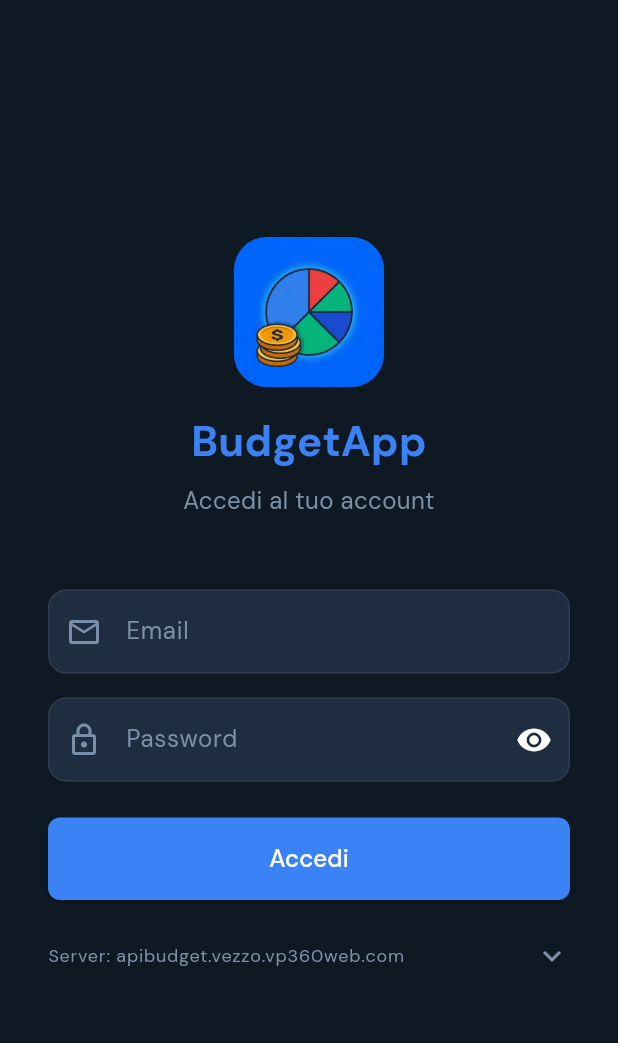
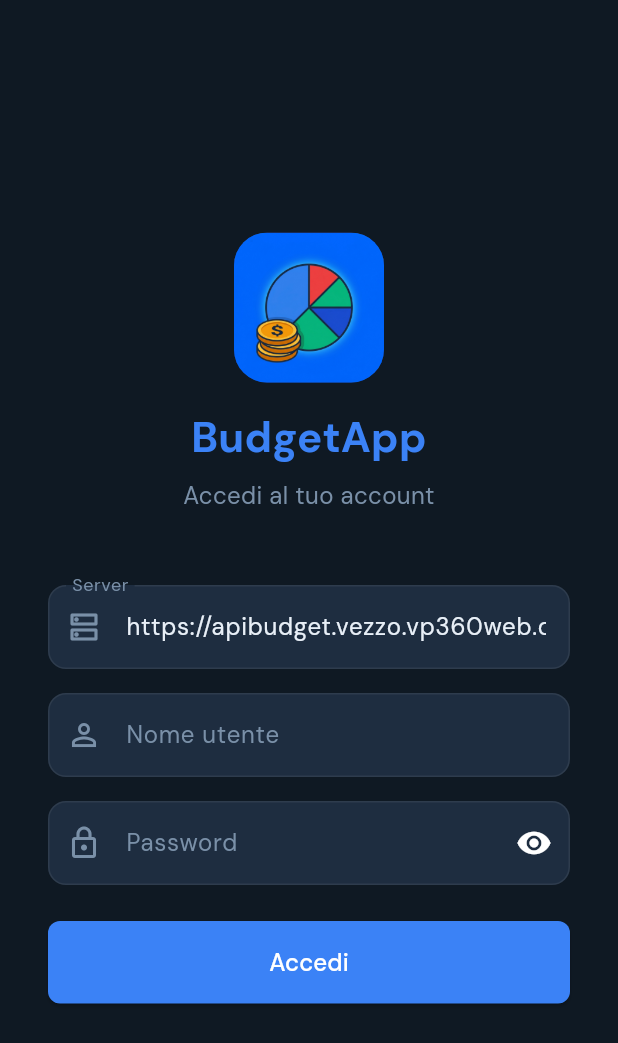
Before and after one commit to v3zz0/budget-flutter, a Flutter app: the screen it shows after launch, on a phone screen of 412 x 824 dp. Shown: the top 1043 px of the screen. Run offline on Flutter 3.47's test engine with Material 3 defaults, Android fonts, the light colour scheme and no system bars; our stand-ins replace file_picker, fl_chart, flutter_local_notifications, flutter_secure_storage, image_picker, local_auth and 4 more; missing offline and left inert: google_mlkit_text_recognition.

Commit message:
feat: semplifica la gestione dell'indirizzo del server nel login

```diff
--- a/lib/screens/login_screen.dart
+++ b/lib/screens/login_screen.dart
@@ -60,23 +60,14 @@ class _LoginScreenState extends State<LoginScreen> {
     super.dispose();
   }
 
-  // Salva l'indirizzo del server sul telefono: vale da subito, anche per il
-  // login che stai per fare.
-  Future<void> _salvaServer() async {
-    await Config.salvaUrl(_serverController.text);
-    if (!mounted) return;
-    setState(() => _serverController.text = Config.apiBaseUrl);
-    FocusScope.of(context).unfocus();
-    ScaffoldMessenger.of(context).showSnackBar(
-      SnackBar(
-        content: Text('Server impostato: ${Config.apiBaseUrl}'),
-        backgroundColor: AppColors.accent,
-      ),
-    );
-  }
-
   // Metodo chiamato al click del bottone — equivalente di un method in Vue
   Future<void> _login(BuildContext context) async {
+    // Il server va impostato prima del login: la chiamata usa questo indirizzo
+    // e resta salvato per gli avvii successivi.
+    await Config.salvaUrl(_serverController.text);
+    if (!context.mounted) return;
+    _serverController.text = Config.apiBaseUrl;
+
     final auth = context.read<AuthProvider>();
     final email = _emailController.text.trim();
     final password = _passwordController.text;
@@ -178,15 +169,43 @@ class _LoginScreenState extends State<LoginScreen> {
                 ),
                 const SizedBox(height: 48),
 
-                // Campo email — equivalente di <input type="email" v-model="email">
+                // Server: chi installa l'app sul proprio backend cambia solo questo
+                TextField(
+                  controller: _serverController,
+                  keyboardType: TextInputType.url,
+                  autocorrect: false,
+                  style: const TextStyle(color: AppColors.textPrimary),
+                  decoration: InputDecoration(
+                    labelText: 'Server',
+                    labelStyle: const TextStyle(color: AppColors.textSecondary),
+                    prefixIcon: const Icon(Icons.dns_outlined, color: AppColors.textSecondary),
+                    filled: true,
+                    fillColor: AppColors.input,
+                    border: OutlineInputBorder(
+                      borderRadius: BorderRadius.circular(12),
+                      borderSide: const BorderSide(color: AppColors.border),
+                    ),
+                    enabledBorder: OutlineInputBorder(
+                      borderRadius: BorderRadius.circular(12),
+                      borderSide: const BorderSide(color: AppColors.border),
+                    ),
+                    focusedBorder: OutlineInputBorder(
+                      borderRadius: BorderRadius.circular(12),
+                      borderSide: const BorderSide(color: AppColors.accent),
+                    ),
+                  ),
+                ),
+                const SizedBox(height: 16),
+
+                // Nome utente: Strapi accetta sia lo username sia l'email
                 TextField(
                   controller: _emailController,
                   keyboardType: TextInputType.emailAddress,
                   style: const TextStyle(color: AppColors.textPrimary),
                   decoration: InputDecoration(
-                    labelText: 'Email',
+                    labelText: 'Nome utente',
                     labelStyle: const TextStyle(color: AppColors.textSecondary),
-                    prefixIcon: const Icon(Icons.email_outlined, color: AppColors.textSecondary),
+                    prefixIcon: const Icon(Icons.person_outline, color: AppColors.textSecondary),
                     filled: true,
                     fillColor: AppColors.input,
                     border: OutlineInputBorder(
@@ -323,71 +342,6 @@ class _LoginScreenState extends State<LoginScreen> {
                   },
                 ),
 
-                const SizedBox(height: 8),
-                // Indirizzo del server: chiuso per non intralciare, ma sempre
-                // raggiungibile. Serve a chi installa l'app sul proprio backend.
-                Theme(
-                  data: Theme.of(context).copyWith(dividerColor: Colors.transparent),
-                  child: ExpansionTile(
-                    tilePadding: EdgeInsets.zero,
-                    iconColor: AppColors.textSecondary,
-                    collapsedIconColor: AppColors.textSecondary,
-                    title: Text(
-                      'Server: ${Config.apiBaseUrl.replaceFirst(RegExp(r'^https?://'), '')}',
-                      maxLines: 1,
-                      overflow: TextOverflow.ellipsis,
-                      style: const TextStyle(
-                        color: AppColors.textSecondary,
-                        fontSize: 12,
-                      ),
-                    ),
-                    children: [
-                      TextField(
-                        controller: _serverController,
-                        keyboardType: TextInputType.url,
-                        autocorrect: false,
-                        style: const TextStyle(color: AppColors.textPrimary),
-                        decoration: InputDecoration(
-                          labelText: 'Indirizzo del server',
-                          labelStyle: const TextStyle(color: AppColors.textSecondary),
-                          hintText: 'apibudget.esempio.com',
-                          hintStyle: const TextStyle(color: AppColors.textSecondary),
-                          prefixIcon: const Icon(Icons.dns_outlined,
-                              color: AppColors.textSecondary, size: 20),
-                          filled: true,
-                          fillColor: AppColors.input,
-                          border: OutlineInputBorder(
-                            borderRadius: BorderRadius.circular(8),
-                            borderSide: const BorderSide(color: AppColors.border),
-                          ),
-                          enabledBorder: OutlineInputBorder(
-                            borderRadius: BorderRadius.circular(8),
-                            borderSide: const BorderSide(color: AppColors.border),
-                          ),
-                        ),
-                      ),
-                      const SizedBox(height: 8),
-                      Align(
-                        alignment: Alignment.centerRight,
-                        child: TextButton(
-                          onPressed: _salvaServer,
-                          child: const Text(
-                            'Salva indirizzo',
-                            style: TextStyle(color: AppColors.accent),
-                          ),
-                        ),
-                      ),
-                      const Text(
-                        'Senza "https://" davanti viene aggiunto da solo. '
-                        'Resta salvato sul telefono.',
-                        style: TextStyle(
-                          color: AppColors.textSecondary,
-                          fontSize: 11,
-                        ),
-                      ),
-                    ],
-                  ),
-                ),
               ],
             ),
           ),
```
